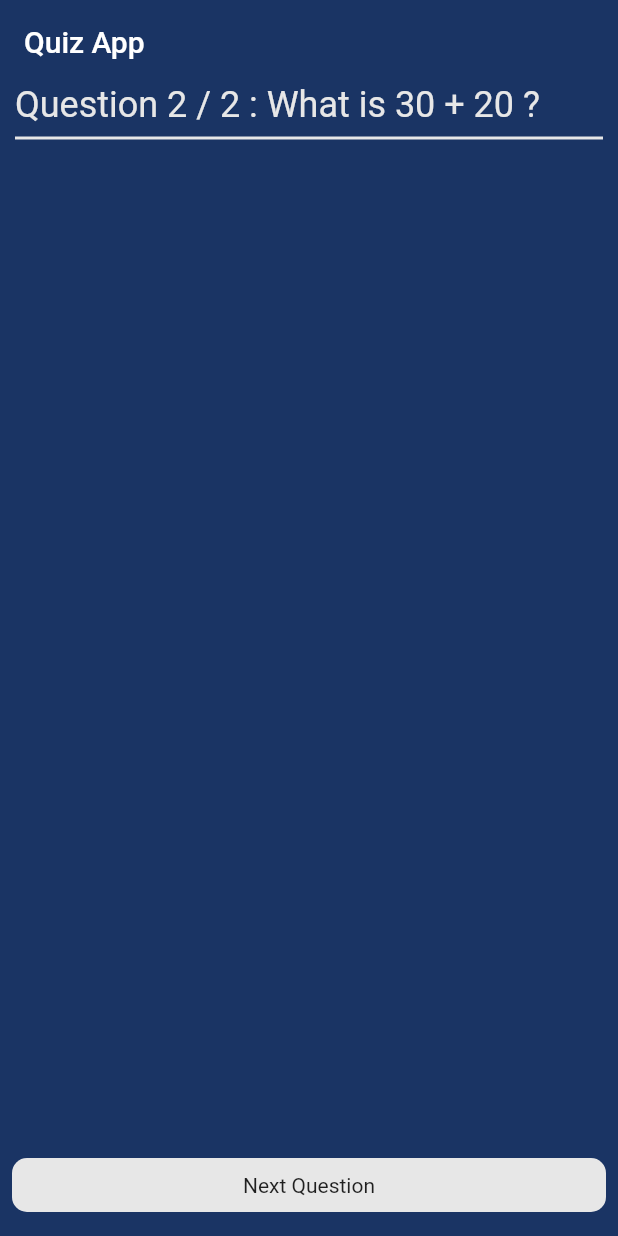
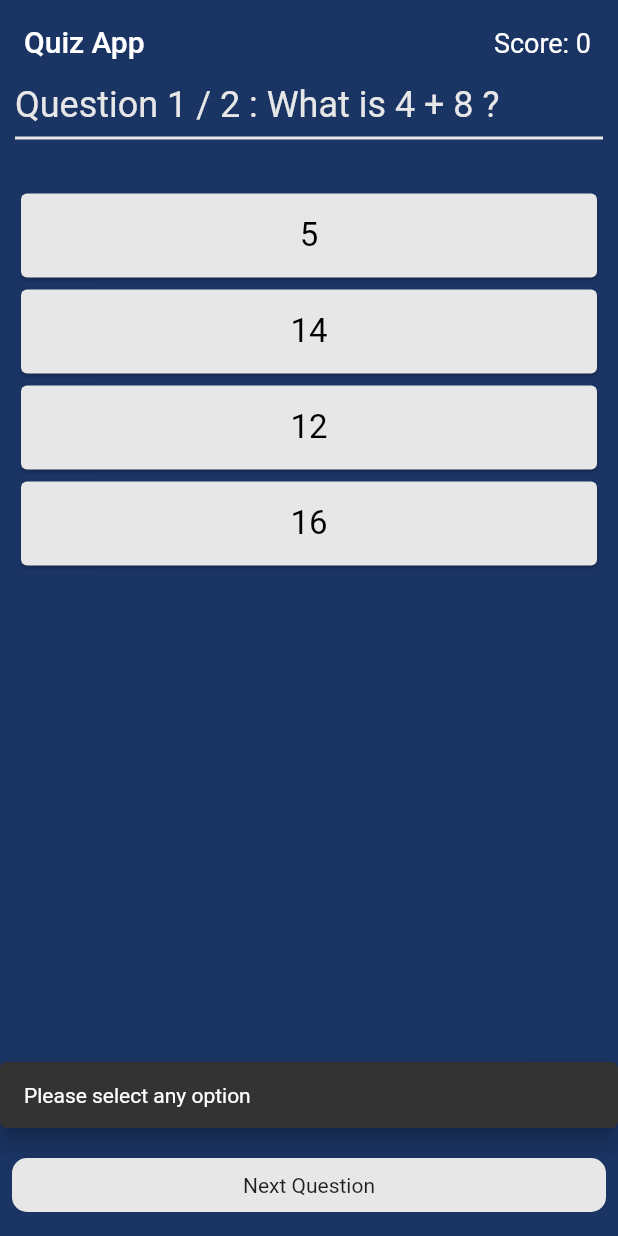
Before and after one commit to vishnu269/quiz_app__flutter, a Flutter app: the screen it shows after launch, after a tap on "Next Question", on a phone screen of 412 x 824 dp. Run offline on Flutter 3.47's test engine with Material 2 defaults, Android fonts, the phone set to English and light mode, and no system bars; missing offline and left inert: dart:html.

Commit message:
option completed first

```diff
--- a/lib/screens/home_screen.dart
+++ b/lib/screens/home_screen.dart
@@ -1,8 +1,11 @@
+import 'package:flutter/cupertino.dart';
 import 'package:flutter/material.dart';
 import 'package:quizappflutter/models/constants.dart';
 import 'package:quizappflutter/models/question_model.dart';
 import 'package:quizappflutter/widgets/next_button.dart';
 import 'package:quizappflutter/widgets/question_widget.dart';
+
+import '../widgets/option_card.dart';
 
 class HomeScreen extends StatefulWidget {
   const HomeScreen({Key? key}) : super(key: key);
@@ -28,25 +31,68 @@ class _HomeScreenState extends State<HomeScreen> {
 
   int index = 0;
 
+  int score = 0;
+
+  bool isPressed = false;
+
+  bool isAlreadySelected = false;
+
   //create a function to display the next question
   void nextQuestion() {
     if (index == _questions.length - 1) {
       return;
     } else {
-      setState(() {
-        index++;
-      });
+      if (isPressed) {
+        setState(() {
+          index++;
+          isPressed = false;
+          isAlreadySelected = false;
+        });
+      } else {
+        ScaffoldMessenger.of(context).showSnackBar(
+          const SnackBar(
+            content: Text('Please select any option'),
+            behavior: SnackBarBehavior.floating,
+            margin: EdgeInsets.symmetric(vertical: 20.0),
+          ),
+        );
+      }
+    }
+  }
+
+  //create a function for changing color
+  void checkAnswerAndUpdate(bool value) {
+    if (isAlreadySelected) {
+      return;
+    } else {
+      if (value == true) {
+        score++;
+        setState(() {
+          isPressed = true;
+          isAlreadySelected = true;
+        });
+      }
     }
   }
 
   @override
   Widget build(BuildContext context) {
     return Scaffold(
+      //change the background
       backgroundColor: background,
       appBar: AppBar(
         title: const Text('Quiz App'),
         backgroundColor: background,
         shadowColor: Colors.transparent,
+        actions: [
+          Padding(
+            padding: const EdgeInsets.all(18.0),
+            child: Text(
+              'Score: $score',
+              style: const TextStyle(fontSize: 18.0),
+            ),
+          ),
+        ],
       ),
       body: Container(
         width: double.infinity,
@@ -61,6 +107,21 @@ class _HomeScreenState extends State<HomeScreen> {
             ),
 
             const Divider(color: neutral, thickness: 2),
+
+            const SizedBox(height: 25.0),
+            for (int i = 0; i < _questions[index].options.length; i++)
+              GestureDetector(
+                onTap: () => checkAnswerAndUpdate(
+                    _questions[index].options.values.toList()[i]),
+                child: OptionCard(
+                  option: _questions[index].options.keys.toList()[i],
+                  color: isPressed
+                      ? _questions[index].options.values.toList()[i] == true
+                          ? correct
+                          : incorrect
+                      : neutral,
+                ),
+              )
           ],
         ),
       ),
--- /dev/null
+++ b/lib/widgets/option_card.dart
@@ -0,0 +1,32 @@
+import 'package:flutter/material.dart';
+import 'dart:math';
+
+import 'package:quizappflutter/models/constants.dart';
+
+class OptionCard extends StatelessWidget {
+  const OptionCard({
+    Key? key,
+    required this.option,
+    required this.color,
+  }) : super(key: key);
+  final String option;
+  final Color color;
+  // final VoidCallback onTap;
+
+  @override
+  Widget build(BuildContext context) {
+    return Card(
+      color: color,
+      child: ListTile(
+        title: Text(
+          option,
+          textAlign: TextAlign.center,
+          style: TextStyle(
+            fontSize: 22.0,
+            color: color.red != color.green ? neutral : Colors.black,
+          ),
+        ),
+      ),
+    );
+  }
+}
--- a/pubspec.yaml
+++ b/pubspec.yaml
@@ -19,6 +19,7 @@ environment:
 dependencies:
   flutter:
     sdk: flutter
+  google_fonts: ^3.0.1
 
 dev_dependencies:
   flutter_test:
```
Also changed, not shown: 1 other file.
